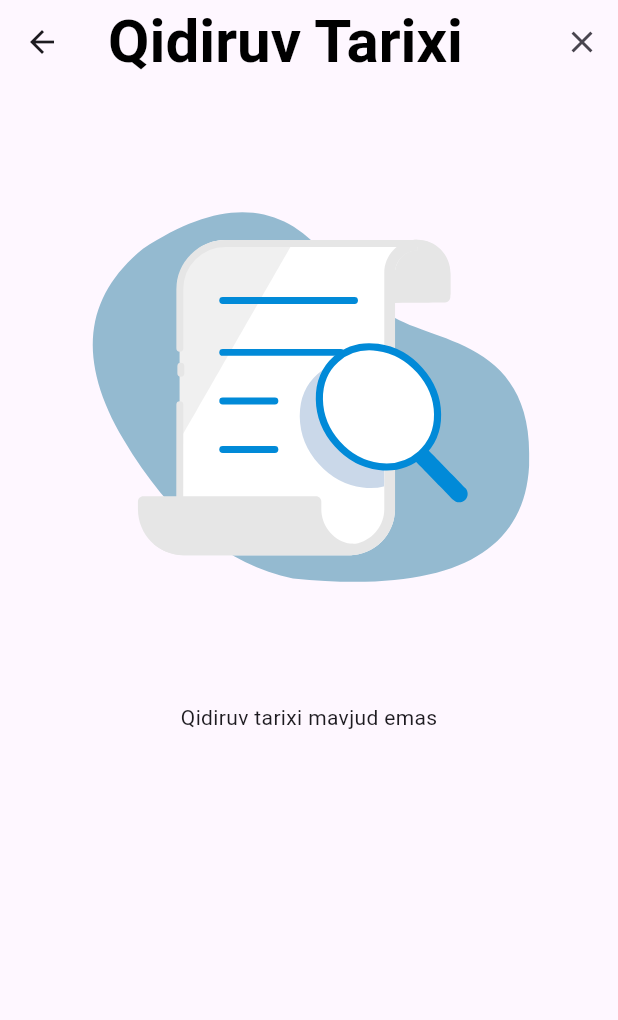
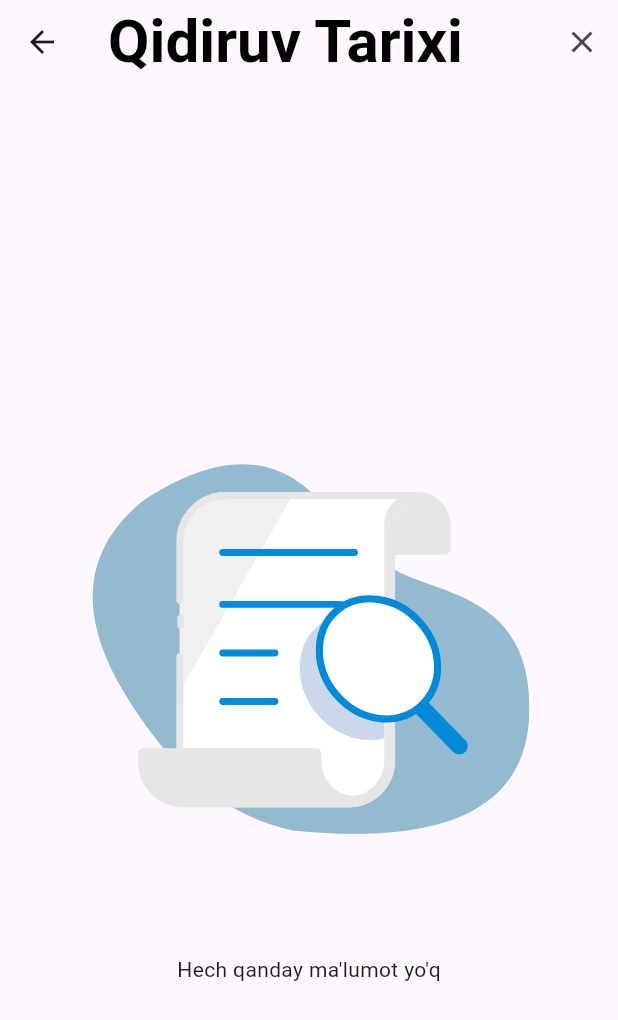
Before and after one commit to Avazkhanov/search_delegete_example, a Flutter app: the SearchHistoryScreen screen opened directly, after a tap on the "clear" icon, on a phone screen of 412 x 824 dp. Shown: the top 1020 px of the screen. Run offline on Flutter 3.47's test engine with Material 3 defaults, Android fonts, the phone set to English and light mode, and no system bars; drawn by our look-alikes of lottie; our stand-ins replace equatable, flutter_bloc, flutter_screenutil, sqflite; accounts and stored records are empty; Roboto replaces fonts that are missing (Poppins).

Commit message:
some changes

```diff
--- a/lib/bloc/region/region_bloc.dart
+++ b/lib/bloc/region/region_bloc.dart
@@ -1,4 +1,3 @@
-
 import 'package:flutter_bloc/flutter_bloc.dart';
 import 'package:search_delegete_example/bloc/region/region_event.dart';
 import 'package:search_delegete_example/bloc/region/region_state.dart';
@@ -17,10 +16,14 @@ class RegionBloc extends Bloc<RegionEvent, RegionState> {
             statusMessage: '',
             currentRegions: [],
             regions: [],
+            savedRegions: [],
           ),
         ) {
     on<RegionCallEvent>(_regionCallEvent);
     on<SearchRegionCallEvent>(_searchRegionCallEvent);
+    on<SaveSearchRegion>(_saveSearchRegion);
+    on<GetSaveSearchRegion>(_getSaveSearchRegion);
+    on<DeleteSaveSearchRegion>(_deleteSearchRegion);
   }
 
   final PlacesDatabase _placesDatabase;
@@ -79,6 +82,27 @@ class RegionBloc extends Bloc<RegionEvent, RegionState> {
     }
   }
 
+  Future<void> _saveSearchRegion(SaveSearchRegion event, emit) async {
+    emit(state.copyWith(formsStatus: FormsStatus.loading));
+    await _placesDatabase.saveSearchQuery(event.searchTitle);
+    emit(state.copyWith(formsStatus: FormsStatus.success));
+  }
+
+  Future<void> _getSaveSearchRegion(GetSaveSearchRegion event, emit) async {
+    emit(state.copyWith(formsStatus: FormsStatus.loading));
+    List<String> savedRegions =
+        (await _placesDatabase.getSearchQueries()).data.cast<String>();
+
+    emit(state.copyWith(
+        formsStatus: FormsStatus.success, savedRegions: savedRegions));
+  }
+
+  Future<void> _deleteSearchRegion(DeleteSaveSearchRegion event, emit) async {
+    emit(state.copyWith(formsStatus: FormsStatus.loading));
+    await _placesDatabase.deleteAllSearchQueries();
+    emit(state.copyWith(formsStatus: FormsStatus.success));
+  }
+
   _error(String errorTitle, emit) {
     emit(
       state.copyWith(
--- a/lib/bloc/region/region_event.dart
+++ b/lib/bloc/region/region_event.dart
@@ -16,3 +16,23 @@ class SearchRegionCallEvent extends RegionEvent {
   @override
   List<Object?> get props => [searchTitle];
 }
+
+class SaveSearchRegion extends RegionEvent {
+  final String searchTitle;
+
+  SaveSearchRegion({required this.searchTitle});
+
+
+  @override
+  List<Object?> get props => [];
+}
+
+class GetSaveSearchRegion extends RegionEvent {
+  @override
+  List<Object?> get props => [];
+}
+
+class DeleteSaveSearchRegion extends RegionEvent {
+  @override
+  List<Object?> get props => [];
+}
--- a/lib/bloc/region/region_state.dart
+++ b/lib/bloc/region/region_state.dart
@@ -9,6 +9,7 @@ class RegionState extends Equatable {
   final String statusMessage;
   final List<RegionModel> regions;
   final List<RegionModel> currentRegions;
+  final List<String> savedRegions;
 
   const RegionState({
     required this.formsStatus,
@@ -16,6 +17,7 @@ class RegionState extends Equatable {
     required this.statusMessage,
     required this.currentRegions,
     required this.regions,
+    required this.savedRegions,
   });
 
   RegionState copyWith({
@@ -24,6 +26,7 @@ class RegionState extends Equatable {
     String? statusMessage,
     List<RegionModel>? regions,
     List<RegionModel>? currentRegions,
+    List<String>? savedRegions,
   }) {
     return RegionState(
       formsStatus: formsStatus ?? this.formsStatus,
@@ -31,6 +34,7 @@ class RegionState extends Equatable {
       statusMessage: statusMessage ?? this.statusMessage,
       currentRegions: currentRegions ?? this.currentRegions,
       regions: regions ?? this.regions,
+      savedRegions: savedRegions ?? this.savedRegions,
     );
   }
 
@@ -41,5 +45,6 @@ class RegionState extends Equatable {
     statusMessage,
     currentRegions,
     regions,
+    savedRegions,
   ];
 }
--- a/lib/data/local/places_data.dart
+++ b/lib/data/local/places_data.dart
@@ -110,13 +110,15 @@ class PlacesDatabase {
     await db.insert('search_queries', {'query': query});
   }
 
-  Future<List<String>> getSearchQueries() async {
+  Future<NetworkResponse> getSearchQueries() async {
     final db = await instance.database;
     final List<Map<String, dynamic>> maps = await db.query('search_queries');
-    return List.generate(maps.length, (i) {
+    return NetworkResponse(
+        data: List.generate(maps.length, (i) {
       return maps[i]['query'];
-    });
+    }));
   }
+
   Future<void> deleteAllSearchQueries() async {
     final db = await instance.database;
     await db.delete('search_queries');
--- a/lib/screens/history/history_screen.dart
+++ b/lib/screens/history/history_screen.dart
@@ -1,21 +1,32 @@
 import 'package:flutter/material.dart';
+import 'package:flutter_bloc/flutter_bloc.dart';
 import 'package:lottie/lottie.dart';
-import 'package:search_delegete_example/data/local/places_data.dart';
+import 'package:search_delegete_example/bloc/region/region_bloc.dart';
+import 'package:search_delegete_example/bloc/region/region_event.dart';
+import 'package:search_delegete_example/bloc/region/region_state.dart';
+import 'package:search_delegete_example/data/model/forms_status/forms_satatus.dart';
 import 'package:search_delegete_example/utils/app_images/app_images.dart';
 import 'package:search_delegete_example/utils/style/app_style.dart';
 
-class SearchHistoryScreen extends StatelessWidget {
+class SearchHistoryScreen extends StatefulWidget {
   const SearchHistoryScreen({Key? key}) : super(key: key);
 
-  Future<List<String>> _getSearchQueries() async {
-    return await PlacesDatabase.instance.getSearchQueries();
+  @override
+  State<SearchHistoryScreen> createState() => _SearchHistoryScreenState();
+}
+
+class _SearchHistoryScreenState extends State<SearchHistoryScreen> {
+  @override
+  void initState() {
+    context.read<RegionBloc>().add(GetSaveSearchRegion());
+    super.initState();
   }
 
   @override
   Widget build(BuildContext context) {
     return Scaffold(
       appBar: AppBar(
-        title:  Text(
+        title: Text(
           "Qidiruv Tarixi",
           style: AppStyle.poppinsSemiBold.copyWith(color: Colors.black),
         ),
@@ -23,40 +34,53 @@ class SearchHistoryScreen extends StatelessWidget {
           IconButton(
             icon: const Icon(Icons.clear),
             onPressed: () async {
-              await PlacesDatabase.instance.deleteAllSearchQueries();
+              context.read<RegionBloc>().add(DeleteSaveSearchRegion());
             },
           ),
         ],
       ),
-      body: FutureBuilder<List<String>>(
-        future: _getSearchQueries(),
-        builder: (context, snapshot) {
-          if (snapshot.connectionState == ConnectionState.waiting) {
-            return const Center(child: CircularProgressIndicator());
-          } else if (snapshot.hasError) {
-            return Center(
-              child: Text("Xatolik yuz berdi: ${snapshot.error}"),
-            );
-          } else if (!snapshot.hasData || snapshot.data!.isEmpty) {
+      body: BlocBuilder<RegionBloc, RegionState>(
+        builder: (context, state) {
+          if (state.formsStatus == FormsStatus.success) {
+            if (state.savedRegions.isEmpty) {
               return Center(
                 child: Column(
+                  crossAxisAlignment: CrossAxisAlignment.center,
+                  mainAxisAlignment: MainAxisAlignment.center,
                   children: [
                     LottieBuilder.asset(AppImages.empty),
-                  const Text("Qidiruv tarixi mavjud emas"),
+                    const Text("Hech qanday ma'lumot yo'q")
                   ],
                 ),
               );
-          } else {
-            final searchQueries = snapshot.data!;
+            }
+
             return ListView.builder(
-              itemCount: searchQueries.length,
+              itemCount: state.savedRegions.length,
               itemBuilder: (context, index) {
                 return ListTile(
-                  title: Text(searchQueries[index]),
+                  title: Text(
+                    state.savedRegions[index],
+                    style:
+                        AppStyle.poppinsRegular.copyWith(color: Colors.black),
+                  ),
                 );
               },
             );
           }
+          if (state.formsStatus == FormsStatus.error) {
+            return Center(
+              child: Text(state.errorText),
+            );
+          }
+          if (state.formsStatus == FormsStatus.loading) {
+            return const Center(
+              child: CircularProgressIndicator(),
+            );
+          }
+          return const Center(
+            child: Text("Error"),
+          );
         },
       ),
     );
--- a/lib/screens/home/widgets/place_item.dart
+++ b/lib/screens/home/widgets/place_item.dart
@@ -1,46 +1,46 @@
 import 'package:flutter/material.dart';
 import 'package:flutter_screenutil/flutter_screenutil.dart';
 import 'package:search_delegete_example/bloc/region/region_state.dart';
-import 'package:search_delegete_example/utils/app_images/app_images.dart';
 import 'package:search_delegete_example/utils/style/app_style.dart';
 
 class PlaceItem extends StatelessWidget {
-  const PlaceItem({super.key, required this.state, required this.textEditingController});
+  const PlaceItem(
+      {super.key, required this.state, required this.textEditingController});
+
   final RegionState state;
   final TextEditingController textEditingController;
 
   @override
   Widget build(BuildContext context) {
     return Expanded(
-      child: ListView(
-        children: [
-          ...List.generate(
-            state.currentRegions.length,
-                (index) => ListTile(
-              leading: Icon(Icons.location_on_rounded,color: Colors.red,size: 24.sp),
+      child: ListView.separated(
+        itemBuilder: (BuildContext context, int index) {
+          return ListTile(
+            leading:
+                Icon(Icons.location_on_rounded, color: Colors.red, size: 24.sp),
             title: RichText(
               text: TextSpan(
                 style: DefaultTextStyle.of(context).style,
                 children: <TextSpan>[
                   TextSpan(
                     text: state.currentRegions[index].name
-                          .substring(
-                          0, textEditingController.text.length),
+                        .substring(0, textEditingController.text.length),
                     style: AppStyle.poppinsBold.copyWith(color: Colors.blue),
                   ),
                   TextSpan(
-                        text: state.currentRegions[index].name
-                            .substring(
+                      text: state.currentRegions[index].name.substring(
                           textEditingController.text.length,
-                            state.currentRegions[index].name
-                                .length),
+                          state.currentRegions[index].name.length),
                       style: AppStyle.poppinsRegular),
                 ],
               ),
             ),
-            ),
-          )
-        ],
+          );
+        },
+        separatorBuilder: (BuildContext context, int index) {
+          return SizedBox(height: 10.h);
+        },
+        itemCount: state.currentRegions.length,
       ),
     );
   }
--- a/lib/screens/home/widgets/textfield_container.dart
+++ b/lib/screens/home/widgets/textfield_container.dart
@@ -3,7 +3,6 @@ import 'package:flutter_bloc/flutter_bloc.dart';
 import 'package:flutter_screenutil/flutter_screenutil.dart';
 import 'package:search_delegete_example/bloc/region/region_bloc.dart';
 import 'package:search_delegete_example/bloc/region/region_event.dart';
-import 'package:search_delegete_example/data/local/places_data.dart';
 import 'package:search_delegete_example/utils/app_images/app_images.dart';
 
 class TextFieldContainer extends StatefulWidget {
@@ -30,7 +29,7 @@ class _TextFieldContainerState extends State<TextFieldContainer> {
           setState(() {});
         },
         onSubmitted: (v) async {
-          await PlacesDatabase.instance.saveSearchQuery(v);
+          context.read<RegionBloc>().add(SaveSearchRegion(searchTitle: v));
         },
         decoration: InputDecoration(
             hintText: "Qidirish...",
```
Lines whose indentation alone changed are shown as unchanged.
